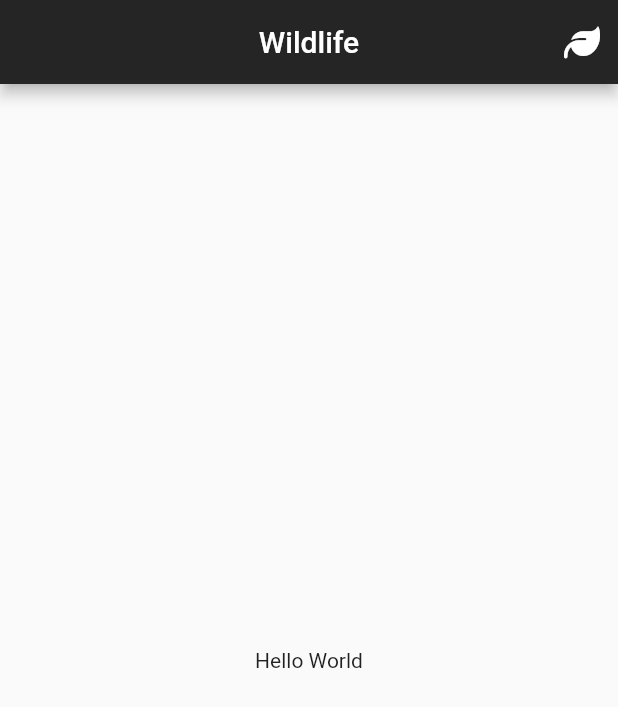
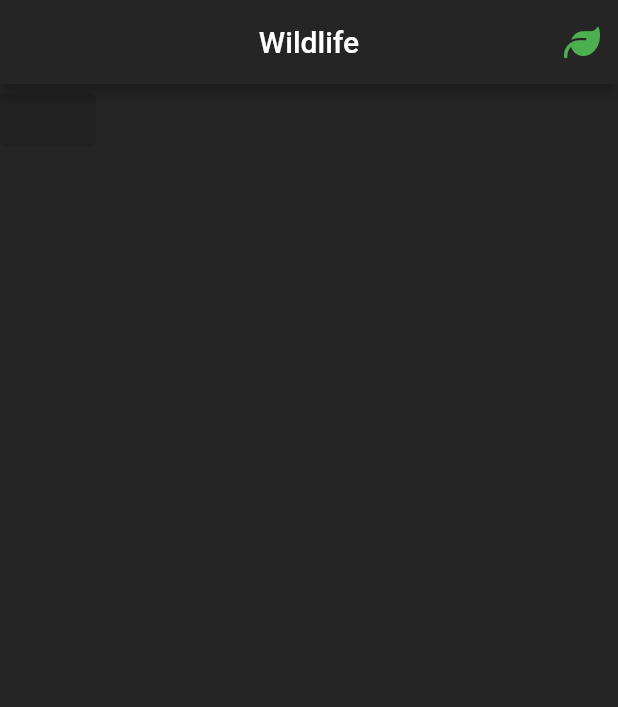
Before and after one commit to Qinbeans/wild-life-mobile, a Flutter app: the screen it shows after launch, on a phone screen of 412 x 824 dp. Shown: the top 707 px of the screen. Run offline on Flutter 3.47's test engine with Material 2 defaults, Android fonts, the phone set to English and light mode, and no system bars; our stand-ins replace font_awesome_flutter.

Commit message:
Added ui elements

```diff
--- a/lib/main.dart
+++ b/lib/main.dart
@@ -1,7 +1,9 @@
 import 'package:flutter/material.dart';
+import './ml/process.dart';
 import 'package:font_awesome_flutter/font_awesome_flutter.dart';
 
 void main() {
+  //initModel();
   runApp(const MyApp());
 }
 
@@ -12,40 +14,42 @@ class MyApp extends StatelessWidget {
   @override
   Widget build(BuildContext context) {
     return MaterialApp(
+      theme: ThemeData(
+          scaffoldBackgroundColor: const Color.fromARGB(255, 37, 37, 37),
+          fontFamily: 'Roboto'),
+      home: const MyHomePage(),
+    );
+  }
+}
+
+class MyHomePage extends StatefulWidget {
+  const MyHomePage({super.key});
+
+  @override
+  State<MyHomePage> createState() => _MyHomePageState();
+}
+
+class _MyHomePageState extends State<MyHomePage> {
+  @override
+  Widget build(BuildContext context) {
+    return MaterialApp(
       home: Scaffold(
+          backgroundColor: const Color.fromARGB(255, 37, 37, 37),
           appBar: AppBar(
             backgroundColor: const Color.fromARGB(255, 37, 37, 37),
             centerTitle: true,
             actions: [
               IconButton(
                 icon: const FaIcon(FontAwesomeIcons.leaf),
+                color: Colors.green,
                 onPressed: () {},
               ),
             ],
             title: const Text('Wildlife'),
           ),
-        body: const Center(
-          child: Text('Hello World'),
-        ),
-      ),
+          body: Container(
+              child: Column(
+                  children: [ElevatedButton(onPressed: null, child: null)]))),
     );
   }
 }
-
-// class MyHomePage extends StatefulWidget {
-//   const MyHomePage({super.key, required this.title});
-
-//   // This widget is the home page of your application. It is stateful, meaning
-//   // that it has a State object (defined below) that contains fields that affect
-//   // how it looks.
-
-//   // This class is the configuration for the state. It holds the values (in this
-//   // case the title) provided by the parent (in this case the App widget) and
-//   // used by the build method of the State. Fields in a Widget subclass are
-//   // always marked "final".
-
-//   final String title;
-
-//   @override
-//   State<MyHomePage> createState() => _MyHomePageState();
-// }
--- a/pubspec.yaml
+++ b/pubspec.yaml
@@ -20,7 +20,7 @@ publish_to: 'none' # Remove this line if you wish to publish to pub.dev
 version: 1.0.0+1
 
 environment:
-  sdk: '>=2.18.2 <3.0.0'
+  sdk: '>=2.17.2 <3.0.0'
 
 # Dependencies specify other packages that your package needs in order to work.
 # To automatically upgrade your package dependencies to the latest versions
```
Also changed, not shown: pubspec.lock. Lines whose indentation alone changed are shown as unchanged.
